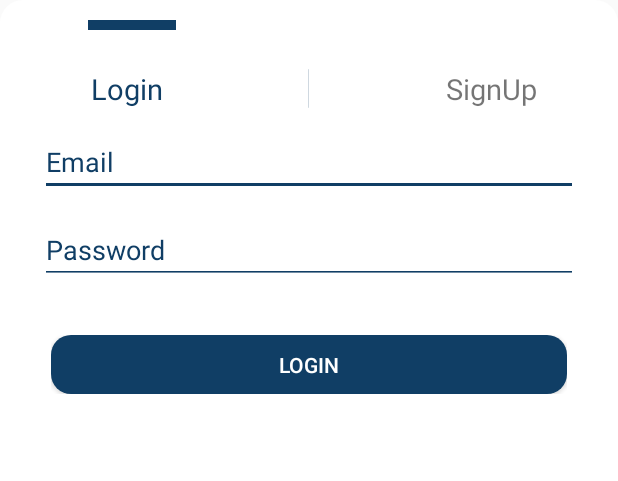
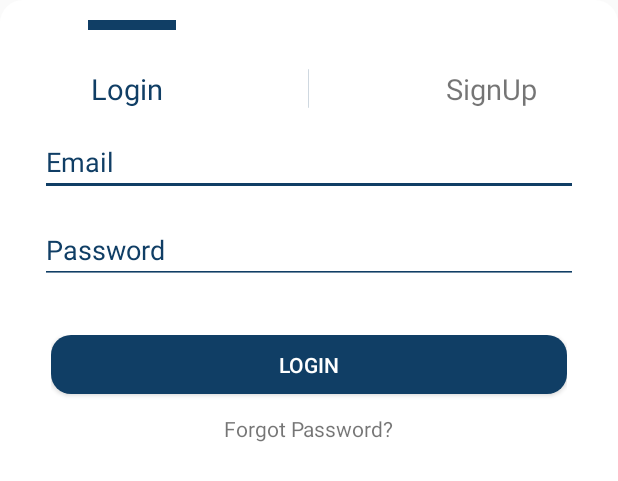
Before and after one commit to haiderSultan502/LiveNewsGlobe, an Android app: the layout custom_login_signup_dialog.xml on its own in the app's theme, with its tools: preview values and no code run, on a phone screen of 412 x 824 dp. Shown: the top 481 px of the screen. Run offline under Robolectric (Android 15) with nearby library versions, the phone set to English and light mode, and no system bars.

Commit message:
changes done

```diff
--- a/app/build.gradle
+++ b/app/build.gradle
@@ -76,4 +76,6 @@ dependencies {
 
     implementation 'com.eightbitlab:blurview:1.6.5'
 
+    implementation 'com.github.andreilisun:swipedismissdialog:0.1'
+
 }
--- a/app/src/main/java/com/example/livenewsglobe/MainActivity.java
+++ b/app/src/main/java/com/example/livenewsglobe/MainActivity.java
@@ -276,7 +276,7 @@ public class MainActivity extends AppCompatActivity {
 //                    ((TextView) parent.getChildAt(position)).setTextColor(Color.rgb(16, 62, 101));
 //                    ((TextView) view).setTextColor(Color.rgb(16, 62, 101));
 
-                    cityId = spinnerArrayListCity.get(position).getTermId();
+                    cityId = spinnerArrayListCity.get(position-1).getTermId();
                     String city = parent.getSelectedItem().toString();
 
                     spinnerNetwork.setEnabled(true);
@@ -292,7 +292,6 @@ public class MainActivity extends AppCompatActivity {
                     relativeLayoutCity.setBackground(ContextCompat.getDrawable(getApplicationContext(),R.drawable.spinner_item_select_design));
                     spinnerCity.getBackground().setColorFilter(getResources().getColor(R.color.spinnerSelectedIconColor), PorterDuff.Mode.SRC_ATOP);
                 }
-
             }
 
             @Override
@@ -970,8 +969,11 @@ public class MainActivity extends AppCompatActivity {
         }
 
         ArrayAdapter<String> arrayAdapterCity=new ArrayAdapter<String>(MainActivity.this,android.R.layout.simple_spinner_item,CityList);
+
         arrayAdapterCity.setDropDownViewResource(android.R.layout.simple_spinner_dropdown_item);
+
         spinnerCity.setAdapter(arrayAdapterCity);
+
     }
 
     private void homeGridViewMode() {
--- a/app/src/main/java/com/example/livenewsglobe/fragments/Home.java
+++ b/app/src/main/java/com/example/livenewsglobe/fragments/Home.java
@@ -347,7 +347,7 @@ public class Home extends Fragment {
                 }
             });
 
-            // the below code is for swap at recycler view item
+            // the below code is for swipe at recycler view item
             recyclerTouchListener = new RecyclerTouchListener(getActivity(), recyclerView);
             recyclerTouchListener.setClickable(new RecyclerTouchListener.OnRowClickListener() {
                 @Override
@@ -365,7 +365,6 @@ public class Home extends Fragment {
                 public void onSwipeOptionClicked(int viewID, int position) {
                     switch (viewID) {
                         case R.id.favourite_network:
-
 
                             customAlertDialog.clickListener();
 //                            mainActivity.blurView.setVisibility(View.VISIBLE);
--- a/app/src/main/res/layout/custom_login_signup_dialog.xml
+++ b/app/src/main/res/layout/custom_login_signup_dialog.xml
@@ -119,6 +119,13 @@
                 android:id="@+id/btn_login"
                 android:text="LOGIN"
                 android:textColor="#fff"></Button>
+            <TextView
+                android:id="@+id/tv_forgot_password"
+                android:layout_width="wrap_content"
+                android:layout_height="wrap_content"
+                android:text="Forgot Password?"
+                android:layout_gravity="center"
+                android:layout_marginTop="@dimen/_10sdp"/>
             <Button
                 android:layout_width="match_parent"
                 android:layout_height="@dimen/_30sdp"
```
Also changed, not shown: app/src/main/java/com/example/livenewsglobe/otherClasses/CustomAlertDialog.java (+19 -3 lines).
